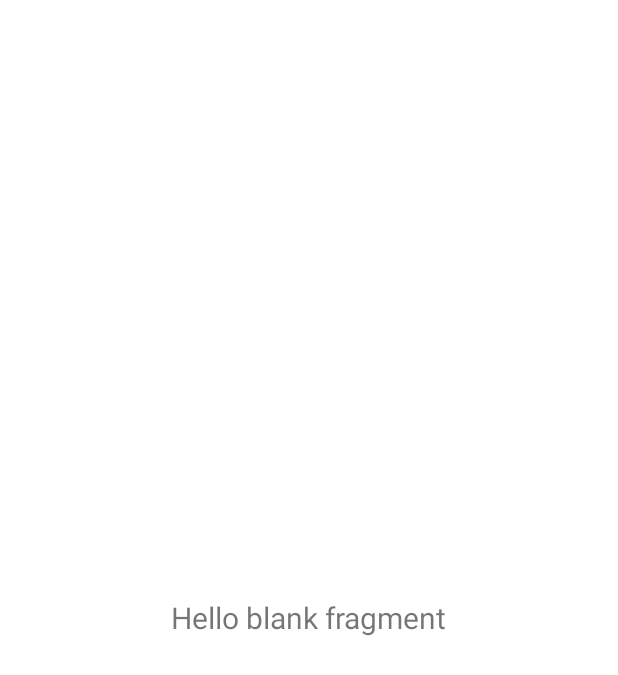
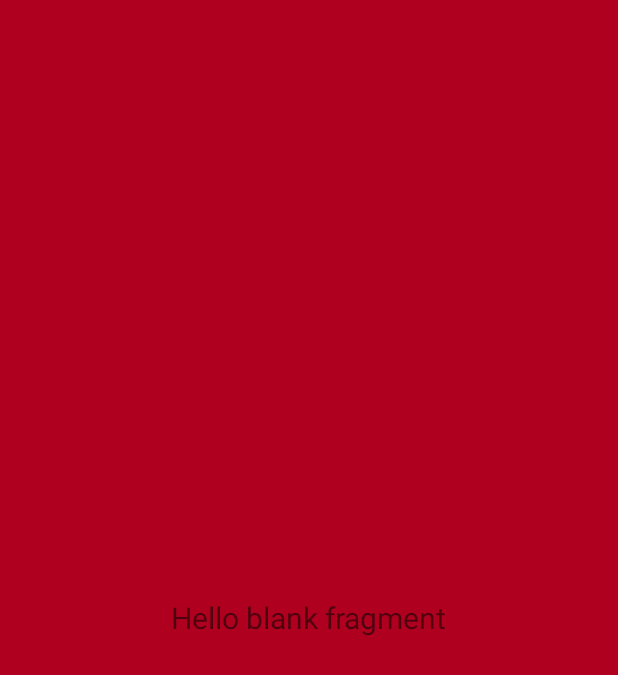
Before and after one commit to Sham-98/JavaProjectApp, an Android app: the layout fragment_battle.xml on its own in the app's theme, with its tools: preview values and no code run, on a phone screen of 412 x 824 dp. Shown: the top 675 px of the screen. Run offline under Robolectric (Android 15) with nearby library versions, the phone set to English and light mode, and no system bars.

Commit message:
Update fragment_battle.xml
new color for battle fragment

Co-Authored-By: 84765 <123329630+84765@users.noreply.github.com>
Co-Authored-By: Destiniu <131793505+Destiniu@users.noreply.github.com>

```diff
--- a/app/src/main/res/layout/fragment_battle.xml
+++ b/app/src/main/res/layout/fragment_battle.xml
@@ -3,7 +3,7 @@
     xmlns:tools="http://schemas.android.com/tools"
     android:layout_width="match_parent"
     android:layout_height="match_parent"
-    android:background="@color/white"
+    android:background="@color/design_default_color_error"
     tools:context=".fragments.BattleFragment">
 
     <!-- TODO: Update blank fragment layout -->
```
